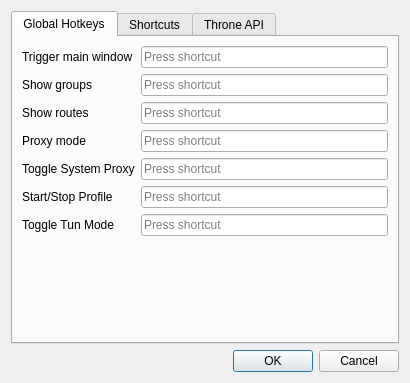
Before: the Qt Designer form include/ui/setting/dialog_integration.ui in throneproj/Throne, drawn with Qt 5.
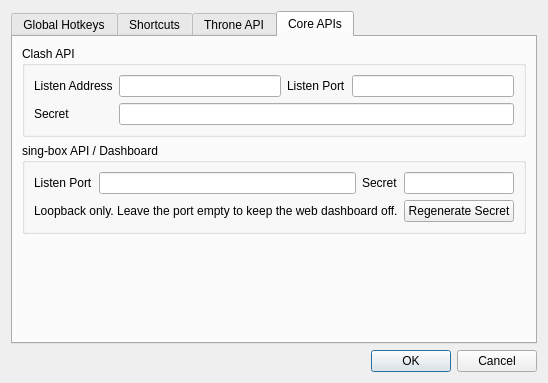
After: the same form once the commit is applied. The open tabs and pages were chosen to show the change. Custom widgets are drawn as their Qt base class.

Diff of the .ui file:
```diff
--- a/include/ui/setting/dialog_integration.ui
+++ b/include/ui/setting/dialog_integration.ui
@@ -363,6 +363,108 @@
        </item>
       </layout>
      </widget>
+     <widget class="QWidget" name="tab_core_apis">
+      <attribute name="title">
+       <string>Core APIs</string>
+      </attribute>
+      <layout class="QVBoxLayout" name="coreApisLayout">
+       <item>
+        <widget class="QGroupBox" name="clash_api_box">
+         <property name="title">
+          <string>Clash API</string>
+         </property>
+         <layout class="QGridLayout" name="gridLayout_clash_api">
+          <item row="0" column="0">
+           <widget class="QLabel" name="core_box_clash_listen_addr_l">
+            <property name="text">
+             <string>Listen Address</string>
+            </property>
+           </widget>
+          </item>
+          <item row="0" column="1">
+           <widget class="MyLineEdit" name="core_box_clash_listen_addr"/>
+          </item>
+          <item row="0" column="2">
+           <widget class="QLabel" name="core_box_clash_api_l">
+            <property name="text">
+             <string>Listen Port</string>
+            </property>
+           </widget>
+          </item>
+          <item row="0" column="3">
+           <widget class="MyLineEdit" name="core_box_clash_api"/>
+          </item>
+          <item row="1" column="0">
+           <widget class="QLabel" name="core_box_clash_api_secret_l">
+            <property name="text">
+             <string>Secret</string>
+            </property>
+           </widget>
+          </item>
+          <item row="1" column="1" colspan="3">
+           <widget class="MyLineEdit" name="core_box_clash_api_secret"/>
+          </item>
+         </layout>
+        </widget>
+       </item>
+       <item>
+        <widget class="QGroupBox" name="api_service_box">
+         <property name="title">
+          <string>sing-box API / Dashboard</string>
+         </property>
+         <layout class="QGridLayout" name="gridLayout_api_service">
+          <item row="0" column="0">
+           <widget class="QLabel" name="core_box_api_port_l">
+            <property name="text">
+             <string>Listen Port</string>
+            </property>
+           </widget>
+          </item>
+          <item row="0" column="1">
+           <widget class="MyLineEdit" name="core_box_api_port"/>
+          </item>
+          <item row="0" column="2">
+           <widget class="QLabel" name="core_box_api_secret_l">
+            <property name="text">
+             <string>Secret</string>
+            </property>
+           </widget>
+          </item>
+          <item row="0" column="3">
+           <widget class="MyLineEdit" name="core_box_api_secret"/>
+          </item>
+          <item row="1" column="0" colspan="3">
+           <widget class="QLabel" name="core_box_api_hint">
+            <property name="text">
+             <string>Loopback only. Leave the port empty to keep the web dashboard off.</string>
+            </property>
+           </widget>
+          </item>
+          <item row="1" column="3">
+           <widget class="QPushButton" name="core_box_api_regen">
+            <property name="text">
+             <string>Regenerate Secret</string>
+            </property>
+           </widget>
+          </item>
+         </layout>
+        </widget>
+       </item>
+       <item>
+        <spacer name="coreApisSpacer">
+         <property name="orientation">
+          <enum>Qt::Orientation::Vertical</enum>
+         </property>
+         <property name="sizeHint" stdset="0">
+          <size>
+           <width>20</width>
+           <height>40</height>
+          </size>
+         </property>
+        </spacer>
+       </item>
+      </layout>
+     </widget>
     </widget>
    </item>
    <item>
@@ -383,6 +485,11 @@
    <extends>QKeySequenceEdit</extends>
    <header>3rdparty/QtExtKeySequenceEdit.h</header>
   </customwidget>
+  <customwidget>
+   <class>MyLineEdit</class>
+   <extends>QLineEdit</extends>
+   <header>include/ui/utils/MyLineEdit.h</header>
+  </customwidget>
  </customwidgets>
  <tabstops>
   <tabstop>buttonBox</tabstop>
```
